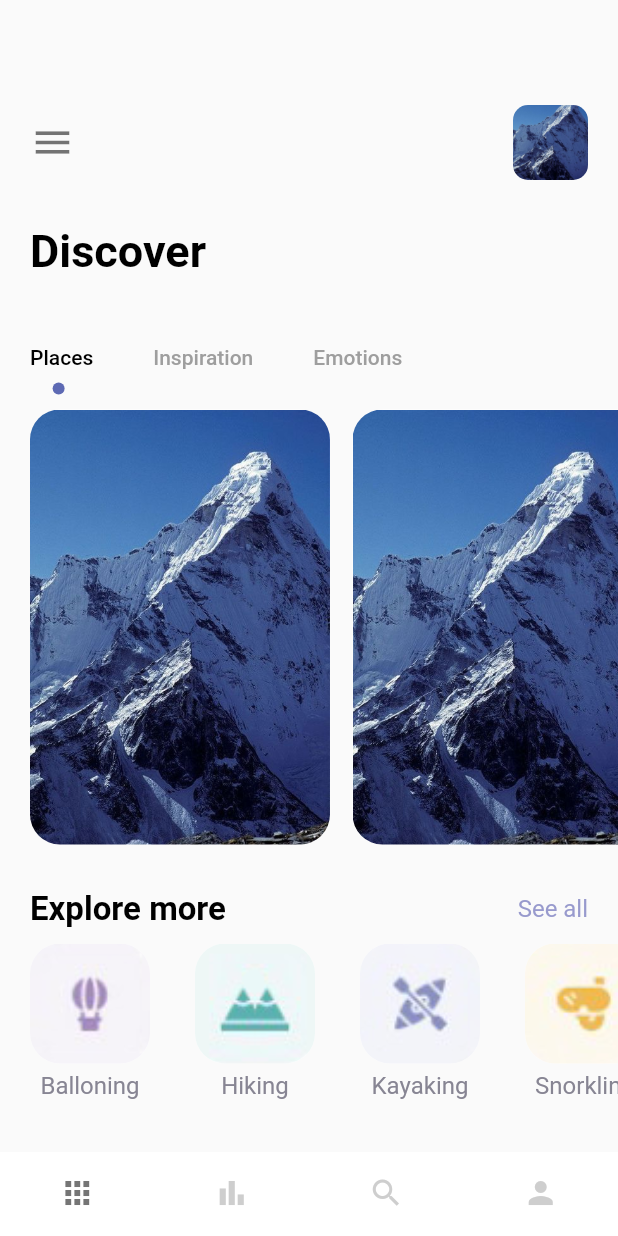
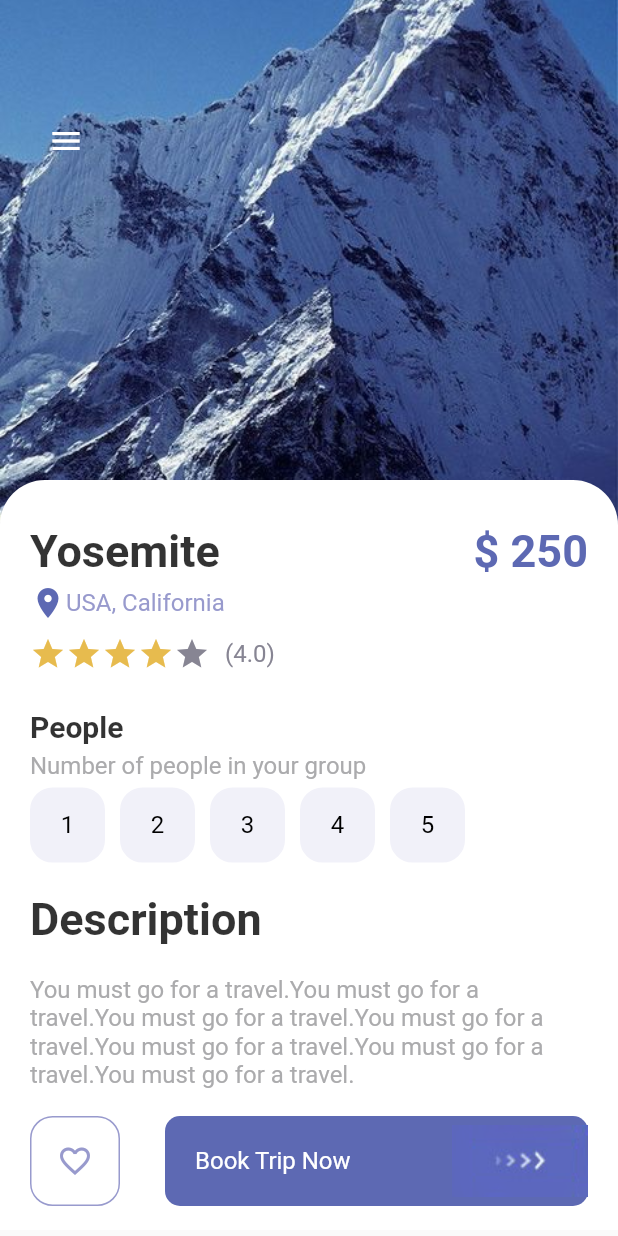
Before and after one commit to syunsuke1115/snow_mountain_UI_10templete, a Flutter app: the screen it shows after launch, on a phone screen of 412 x 824 dp. Run offline on Flutter 3.47's test engine with Material 2 defaults, Android fonts, the phone set to English and light mode, and no system bars.

Commit message:
created detail_page

```diff
--- a/lib/main.dart
+++ b/lib/main.dart
@@ -1,4 +1,5 @@
 import 'package:flutter/material.dart';
+import 'package:snow_mountain/pages/detail_page.dart';
 import 'package:snow_mountain/pages/navpages/main_page.dart';
 import 'package:snow_mountain/pages/welcome_page.dart';
 
@@ -15,7 +16,7 @@ class Myapp extends StatelessWidget {
       theme: ThemeData(
         primarySwatch: Colors.blue,
       ),
-      home: MainPage(),
+      home: DetailPage(),
     );
   }
 }
--- /dev/null
+++ b/lib/pages/detail_page.dart
@@ -0,0 +1,213 @@
+import 'package:flutter/material.dart';
+import 'package:snow_mountain/misc/colors.dart';
+import 'package:snow_mountain/widgets/app_buttons.dart';
+import 'package:snow_mountain/widgets/app_large_text.dart';
+import 'package:snow_mountain/widgets/app_text.dart';
+import 'package:snow_mountain/widgets/responsicve_button.dart';
+
+class DetailPage extends StatefulWidget {
+  const DetailPage({Key? key}) : super(key: key);
+
+  @override
+  _DetailPageState createState() => _DetailPageState();
+}
+
+class _DetailPageState extends State<DetailPage> {
+  int gottenStars = 4;
+  int selectedIndex = -1;
+
+  @override
+  Widget build(BuildContext context) {
+    return Scaffold(
+      body: Container(
+        width: double.maxFinite,
+        height: double.maxFinite,
+        child: Stack(
+          children: [
+            Positioned(
+              left: 0,
+              right: 0,
+              child: Container(
+                width: double.maxFinite,
+                height: 350,
+                decoration: BoxDecoration(
+                  image: DecorationImage(
+                      image: AssetImage("img/mountain.jpeg"),
+                      fit: BoxFit.cover),
+                ),
+              ),
+            ),
+            Positioned(
+              left: 20,
+              top: 70,
+              child: Row(
+                children: [
+                  IconButton(
+                    onPressed: () {},
+                    icon: Icon(
+                      Icons.menu,
+                      color: Colors.white,
+                    ),
+                  )
+                ],
+              ),
+            ),
+            Positioned(
+              top: 320,
+              child: Container(
+                padding: const EdgeInsets.only(left: 20, right: 20, top: 30),
+                width: MediaQuery.of(context).size.width,
+                height: 500,
+                decoration: BoxDecoration(
+                  color: Colors.white,
+                  borderRadius: BorderRadius.only(
+                    topLeft: Radius.circular(30),
+                    topRight: Radius.circular(30),
+                  ),
+                ),
+                child: Column(
+                  crossAxisAlignment: CrossAxisAlignment.start,
+                  children: [
+                    Row(
+                      mainAxisAlignment: MainAxisAlignment.spaceBetween,
+                      children: [
+                        AppLargeText(
+                          text: "Yosemite",
+                          color: Colors.black.withOpacity(0.8),
+                        ),
+                        AppLargeText(
+                          text: "\$ 250",
+                          color: AppColors.mainColor,
+                        )
+                      ],
+                    ),
+                    SizedBox(
+                      height: 5,
+                    ),
+                    Row(
+                      children: [
+                        Icon(
+                          Icons.location_on,
+                          color: AppColors.mainColor,
+                        ),
+                        AppText(
+                          text: "USA, California",
+                          color: AppColors.textColor1,
+                        ),
+                      ],
+                    ),
+                    SizedBox(
+                      height: 10,
+                    ),
+                    Row(
+                      children: [
+                        Wrap(
+                          children: List.generate(
+                            5,
+                            (index) {
+                              return Icon(
+                                Icons.star,
+                                color: gottenStars > index
+                                    ? AppColors.starColor
+                                    : AppColors.textColor2,
+                              );
+                            },
+                          ),
+                        ),
+                        SizedBox(
+                          width: 10,
+                        ),
+                        AppText(
+                          text: "(4.0)",
+                          color: AppColors.textColor2,
+                        )
+                      ],
+                    ),
+                    SizedBox(
+                      height: 25,
+                    ),
+                    AppLargeText(
+                      text: "People",
+                      color: Colors.black.withOpacity(0.8),
+                      size: 20,
+                    ),
+                    SizedBox(
+                      height: 5,
+                    ),
+                    AppText(
+                        text: "Number of people in your group",
+                        color: AppColors.mainTextColor),
+                    SizedBox(
+                      height: 5,
+                    ),
+                    Wrap(
+                      children: List.generate(5, (index) {
+                        return InkWell(
+                          onTap: () {
+                            setState(() {
+                              selectedIndex = index;
+                            });
+                          },
+                          child: AppButtons(
+                            size: 50,
+                            color: selectedIndex == index
+                                ? Colors.white
+                                : Colors.black,
+                            isIcon: false,
+                            text: (index + 1).toString(),
+                            backgroundColor: selectedIndex == index
+                                ? Colors.black
+                                : AppColors.buttonBackground,
+                            borderColor: selectedIndex == index
+                                ? Colors.black
+                                : AppColors.buttonBackground,
+                          ),
+                        );
+                      }),
+                    ),
+                    SizedBox(
+                      height: 20,
+                    ),
+                    AppLargeText(
+                      text: "Description",
+                      color: Colors.black.withOpacity(0.8),
+                    ),
+                    SizedBox(
+                      height: 20,
+                    ),
+                    AppText(
+                      text:
+                          "You must go for a travel.You must go for a travel.You must go for a travel.You must go for a travel.You must go for a travel.You must go for a travel.You must go for a travel.",
+                      color: AppColors.mainTextColor,
+                    ),
+                  ],
+                ),
+              ),
+            ),
+            Positioned(
+              bottom: 20,
+              left: 20,
+              right: 20,
+              child: Row(
+                children: [
+                  AppButtons(
+                      isIcon: true,
+                      icon: Icons.favorite_border,
+                      size: 60,
+                      color: AppColors.textColor1,
+                      backgroundColor: Colors.white,
+                      borderColor: AppColors.textColor1),
+                  SizedBox(width: 20,),
+                  ResponsiveButton(
+                    isResponsive: true,
+
+                  )
+                ],
+              ),
+            ),
+          ],
+        ),
+      ),
+    );
+  }
+}
--- a/lib/pages/navpages/main_page.dart
+++ b/lib/pages/navpages/main_page.dart
@@ -1,5 +1,5 @@
 import 'package:flutter/material.dart';
-import 'package:snow_mountain/pages/navpages/home_page.dart';
+import 'package:snow_mountain/pages/home_page.dart';
 import 'package:snow_mountain/pages/navpages/bar_item_page.dart';
 import 'package:snow_mountain/pages/navpages/my_page.dart';
 import 'package:snow_mountain/pages/navpages/search_page.dart';
--- a/lib/pages/welcome_page.dart
+++ b/lib/pages/welcome_page.dart
@@ -1,4 +1,3 @@
-
 import 'package:flutter/material.dart';
 import 'package:snow_mountain/misc/colors.dart';
 import 'package:snow_mountain/widgets/app_large_text.dart';
@@ -18,11 +17,12 @@ class _WelcomePageState extends State<WelcomePage> {
     "welcome-two.png",
     "welcome-three.png",
   ];
-  List texts =[
+  List texts = [
     "Mountain hikes give you an incredible sense of freedom along with endurance tests",
     "Mountain hikes give you an incredible sense of freedom along with dynamic Natures",
     "Mountain hikes give you an incredible sense of freedom along with beautiful images",
   ];
+
   @override
   Widget build(BuildContext context) {
     return Scaffold(
@@ -64,25 +64,34 @@ class _WelcomePageState extends State<WelcomePage> {
                             size: 14,
                           ),
                         ),
-                        SizedBox(height: 40,),
-                        ResponsiveButton(width: 120,),
+                        SizedBox(
+                          height: 40,
+                        ),
+                        GestureDetector(
+                            onTap: () {
+
+                            },
+                            child: Container(
+                                width: 200,
+                                child: ResponsiveButton(
+                                  width: 120,
+                                ))),
                       ],
                     ),
                     //ページスクロールバー
                     Column(
-                      children:
-                        List.generate(3, (indexDots) {
+                        children: List.generate(3, (indexDots) {
                       return Container(
                         margin: const EdgeInsets.only(bottom: 2),
                         width: 8,
-                            height: index == indexDots?25:8,
+                        height: index == indexDots ? 25 : 8,
                         decoration: BoxDecoration(
                             borderRadius: BorderRadius.circular(8),
-                              color: index == indexDots?AppColors.mainColor:AppColors.mainColor.withOpacity(0.3)
-                            ),
+                            color: index == indexDots
+                                ? AppColors.mainColor
+                                : AppColors.mainColor.withOpacity(0.3)),
                       );
-                        })
-                    )
+                    }))
                   ],
                 ),
               ),
--- /dev/null
+++ b/lib/widgets/app_buttons.dart
@@ -0,0 +1,46 @@
+import 'package:flutter/material.dart';
+import 'package:snow_mountain/misc/colors.dart';
+import 'package:snow_mountain/widgets/app_text.dart';
+
+class AppButtons extends StatelessWidget {
+  final Color color;
+  final Color backgroundColor;
+  String? text;
+  IconData? icon;
+  double size;
+  final Color borderColor;
+  final bool isIcon;
+
+  AppButtons(
+      {Key? key,
+      this.icon,
+      this.text,
+      required this.isIcon,
+      required this.size,
+      required this.color,
+      required this.backgroundColor,
+      required this.borderColor})
+      : super(key: key);
+
+  @override
+  Widget build(BuildContext context) {
+    return Container(
+      margin: const EdgeInsets.only(right: 10),
+      width: size,
+      height: size,
+      decoration: BoxDecoration(
+        border: Border.all(color: borderColor, width: 1),
+        borderRadius: BorderRadius.circular(15),
+        color: backgroundColor,
+      ),
+      child: isIcon == false
+          ? Center(child: AppText(text: text!, color: color))
+          : Center(
+            child: Icon(
+                icon,
+                color: color,
+              ),
+          ),
+    );
+  }
+}
--- a/lib/widgets/responsicve_button.dart
+++ b/lib/widgets/responsicve_button.dart
@@ -1,25 +1,39 @@
 import 'package:flutter/material.dart';
 import 'package:snow_mountain/misc/colors.dart';
+import 'package:snow_mountain/widgets/app_text.dart';
 
 class ResponsiveButton extends StatelessWidget {
   bool isResponsive;
   double? width;
-  ResponsiveButton({Key? key,this.width,this.isResponsive=false}) : super(key: key);
+
+  ResponsiveButton({Key? key, this.width = 120, this.isResponsive = false})
+      : super(key: key);
 
   @override
   Widget build(BuildContext context) {
-    return Container(
-      width: width,
+    return Flexible(
+      child: Container(
+        width: isResponsive == true ? double.maxFinite : width,
         height: 60,
         decoration: BoxDecoration(
             borderRadius: BorderRadius.circular(10),
-        color: AppColors.mainColor
-      ),
+            color: AppColors.mainColor),
         child: Row(
-        mainAxisAlignment: MainAxisAlignment.center,
+          mainAxisAlignment: isResponsive == true
+              ? MainAxisAlignment.spaceBetween
+              : MainAxisAlignment.center,
           children: [
+            isResponsive == true
+                ? Container(
+                    margin: const EdgeInsets.only(left: 20),
+                    child: AppText(
+                      text: "Book Trip Now",
+                      color: Colors.white,
+                    ))
+                : Container(),
             Image.asset("img/button-one.png"),
           ],
+        ),
       ),
     );
   }
```
Also changed, not shown: lib/pages/home_page.dart (renamed from lib/pages/navpages/home_page.dart). Lines whose indentation alone changed are shown as unchanged.
